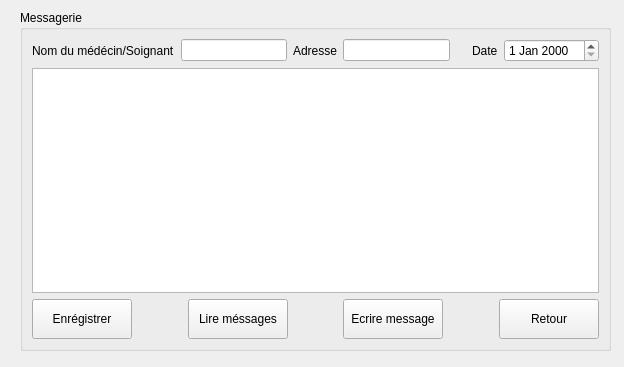
Qt form gui/messagegui.ui (snake-92/carnetMedicalNumerique-V2) before a commit.
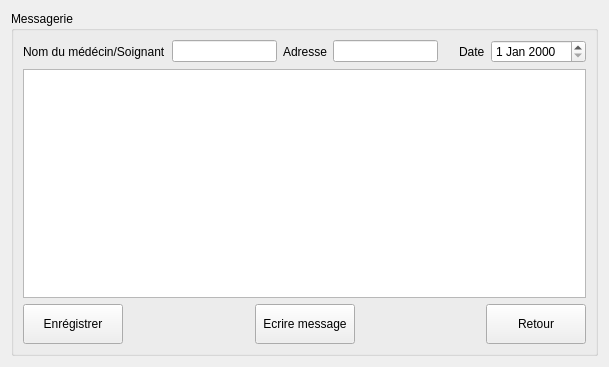
The same form after that commit.

Commit message: evolution messagerie prise en compte profil et supression boutton lescture et config du mode read plus interaction avec clisseur et clavier

What changed in the file:
```diff
--- a/gui/messagegui.ui
+++ b/gui/messagegui.ui
@@ -6,22 +6,16 @@
    <rect>
     <x>0</x>
     <y>0</y>
-    <width>624</width>
+    <width>609</width>
     <height>367</height>
    </rect>
   </property>
   <property name="windowTitle">
    <string>Form</string>
   </property>
+  <layout class="QVBoxLayout" name="verticalLayout_3">
+   <item>
   <widget class="QGroupBox" name="groupBox">
-   <property name="geometry">
-    <rect>
-     <x>20</x>
-     <y>10</y>
-     <width>591</width>
-     <height>341</height>
-    </rect>
-   </property>
    <property name="title">
     <string>Messagerie</string>
    </property>
@@ -124,38 +118,6 @@
           </property>
          </spacer>
         </item>
-        <item>
-         <widget class="QPushButton" name="B_read_message">
-          <property name="minimumSize">
-           <size>
-            <width>100</width>
-            <height>40</height>
-           </size>
-          </property>
-          <property name="maximumSize">
-           <size>
-            <width>100</width>
-            <height>40</height>
-           </size>
-          </property>
-          <property name="text">
-           <string>Lire méssages</string>
-          </property>
-         </widget>
-        </item>
-        <item>
-         <spacer name="horizontalSpacer_4">
-          <property name="orientation">
-           <enum>Qt::Horizontal</enum>
-          </property>
-          <property name="sizeHint" stdset="0">
-           <size>
-            <width>40</width>
-            <height>20</height>
-           </size>
-          </property>
-         </spacer>
-        </item>
         <item>
          <widget class="QPushButton" name="B_write_message">
           <property name="minimumSize">
@@ -213,6 +175,8 @@
     </item>
    </layout>
   </widget>
+   </item>
+  </layout>
  </widget>
  <resources/>
  <connections/>
```
Lines whose indentation alone changed are shown as unchanged. The commit also changes 5 other files.
